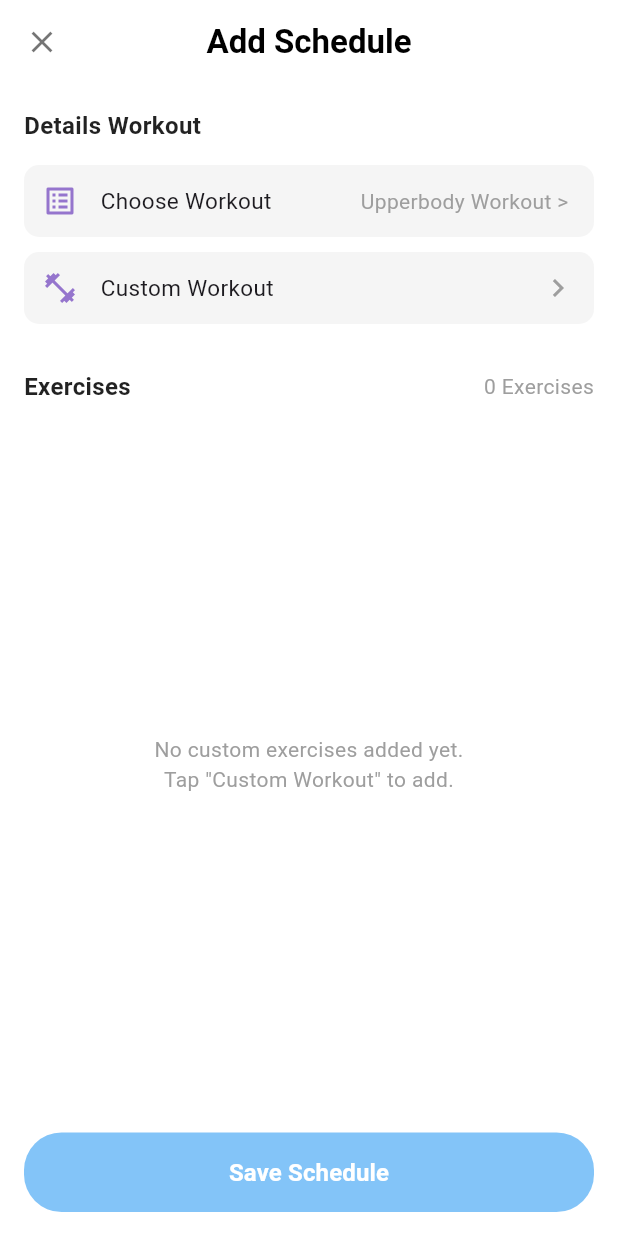
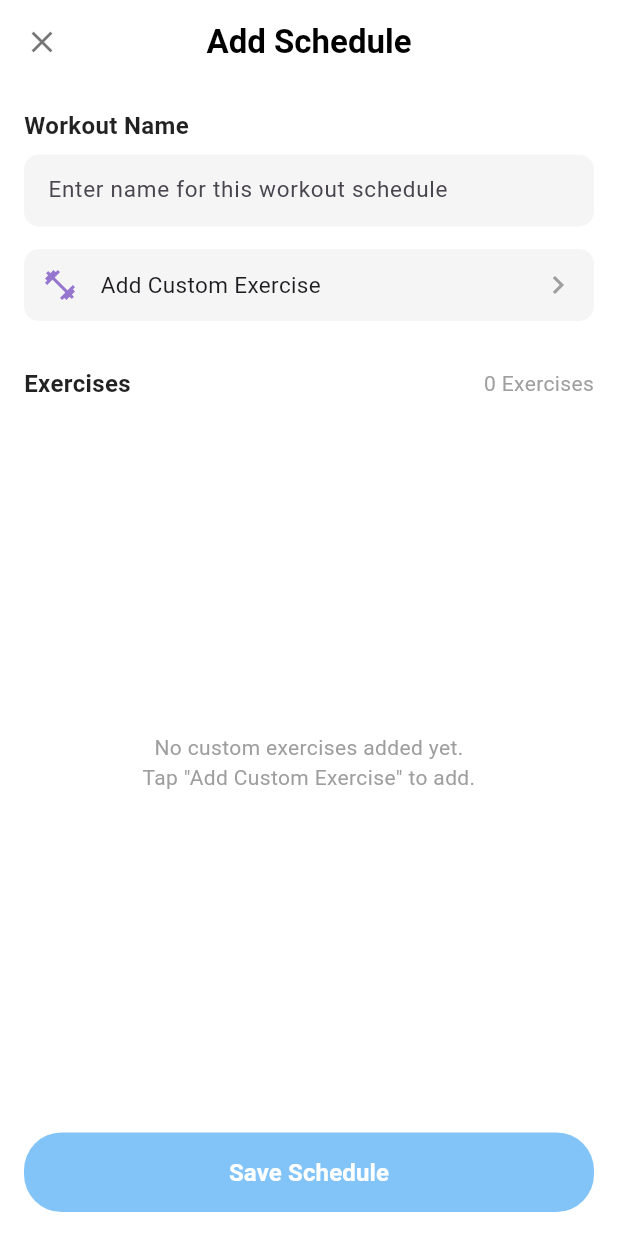
Before and after one commit to minaerdogan/getFit, a Flutter app: the AddWorkoutScheduleScreen screen opened by its route, on a phone screen of 412 x 824 dp. Run offline on Flutter 3.47's test engine with Material 3 defaults, Android fonts, the phone set to English and light mode, and no system bars; our stand-ins replace firebase_auth, firebase_core, google_sign_in; accounts and stored records are empty.

Commit message:
Updated saveWorkout.dart

```diff
--- a/lib/routes/saveWorkout.dart
+++ b/lib/routes/saveWorkout.dart
@@ -1,5 +1,7 @@
 import 'package:flutter/material.dart';
-import 'package:proje/routes/addExercise.dart';
+import 'package:proje/routes/addExercise.dart'; // Assuming AddedExerciseData and ExerciseSet are defined here
+
+
 
 class AddWorkoutScheduleScreen extends StatefulWidget {
   const AddWorkoutScheduleScreen({super.key});
@@ -10,7 +12,16 @@ class AddWorkoutScheduleScreen extends StatefulWidget {
 
 class _AddWorkoutScheduleScreenState extends State<AddWorkoutScheduleScreen> {
   final List<AddedExerciseData> _customExercises = [];
+  // Controller for the workout name text field
+  final TextEditingController _workoutNameController = TextEditingController();
 
+
+  @override
+  void dispose() {
+    // Clean up the controller when the widget is removed from the widget tree.
+    _workoutNameController.dispose();
+    super.dispose();
+  }
 
 
   // Show details of a specific exercise
@@ -153,18 +164,13 @@ class _AddWorkoutScheduleScreenState extends State<AddWorkoutScheduleScreen> {
       appBar: AppBar(
         backgroundColor: Colors.white,
         elevation: 0,
-        // --- Updated Leading Button ---
         leading: IconButton(
           icon: const Icon(Icons.close, color: Colors.black54),
-          tooltip: 'Back to Home', // Added tooltip
+          tooltip: 'Back',
           onPressed: () {
-            // This should lead back to the home page IF this screen
-            // was pushed from a home page.
             if (Navigator.canPop(context)) {
               Navigator.pop(context);
             } else {
-              // Handle case where it cannot pop (e.g., it's the first screen)
-              // Maybe SystemNavigator.pop(); or navigate to a specific home route
               print("Cannot pop, maybe implement exit or specific navigation");
             }
           },
@@ -174,34 +180,31 @@ class _AddWorkoutScheduleScreenState extends State<AddWorkoutScheduleScreen> {
           style: TextStyle(color: Colors.black, fontWeight: FontWeight.bold),
         ),
         centerTitle: true,
-        // --- Updated Actions Button (3 dots) ---
         actions: [
           // Only show the delete all button if there are exercises
           if (_customExercises.isNotEmpty)
             PopupMenuButton<String>(
-              icon: const Icon(Icons.more_vert, color: Colors.black54), // Vertical dots icon
+              icon: const Icon(Icons.more_vert, color: Colors.black54),
               tooltip: 'More Options',
               onSelected: (String result) {
                 switch (result) {
                   case 'deleteAll':
-                    _confirmDeleteAll(); // Call the confirmation function
+                    _confirmDeleteAll();
                     break;
-                // Add other cases if more options are added later
                 }
               },
               itemBuilder: (BuildContext context) => <PopupMenuEntry<String>>[
                 const PopupMenuItem<String>(
                   value: 'deleteAll',
-                  child: ListTile( // Use ListTile for icon + text
+                  child: ListTile(
                     leading: Icon(Icons.delete_sweep_outlined, color: Colors.redAccent),
                     title: Text('Delete All Exercises', style: TextStyle(color: Colors.redAccent)),
                   ),
                 ),
-                // Add more PopupMenuItems here for other options if needed
               ],
             )
           else
-            const SizedBox(width: 48), // Placeholder to keep spacing consistent when button is hidden
+            const SizedBox(width: 48),
 
         ],
 
@@ -211,17 +214,29 @@ class _AddWorkoutScheduleScreenState extends State<AddWorkoutScheduleScreen> {
         child: Column(
           crossAxisAlignment: CrossAxisAlignment.start,
           children: [
-            const Text('Details Workout', style: TextStyle(fontSize: 16, fontWeight: FontWeight.bold, color: Colors.black87)),
-            const SizedBox(height: 15),
+            // Text field for workout name
+            const Text('Workout Name', style: TextStyle(fontSize: 16, fontWeight: FontWeight.bold, color: Colors.black87)),
+            const SizedBox(height: 8),
+            TextField(
+              controller: _workoutNameController,
+              decoration: InputDecoration(
+                hintText: 'Enter name for this workout schedule',
+                border: OutlineInputBorder(
+                  borderRadius: BorderRadius.circular(10.0),
+                  borderSide: BorderSide.none,
+                ),
+                filled: true,
+                fillColor: Colors.grey.shade100,
+                contentPadding: const EdgeInsets.symmetric(vertical: 12.0, horizontal: 12.0),
+              ),
+              style: const TextStyle(fontSize: 15),
+            ),
+            const SizedBox(height: 15), // Adjust spacing
+
+            // Removed the "Choose Workout" _buildDetailRow here
+
             _buildDetailRow(
-              icon: Icons.list_alt, title: 'Choose Workout', subtitle: 'Upperbody Workout >',
-              onTap: () {
-                ScaffoldMessenger.of(context).showSnackBar( const SnackBar(content: Text('Choose Workout: Not implemented yet')));
-              },
-            ),
-            const SizedBox(height: 10),
-            _buildDetailRow(
-              icon: Icons.fitness_center, title: 'Custom Workout',
+              icon: Icons.fitness_center, title: 'Add Custom Exercise', // Renamed title for clarity
               onTap: () {
                 Navigator.of(context).pushNamed('/addExercise').then((result) {
                   if (result is AddedExerciseData) {
@@ -235,14 +250,14 @@ class _AddWorkoutScheduleScreenState extends State<AddWorkoutScheduleScreen> {
             const SizedBox(height: 30),
             Row( mainAxisAlignment: MainAxisAlignment.spaceBetween, children: [
               const Text('Exercises', style: TextStyle(fontSize: 16, fontWeight: FontWeight.bold, color: Colors.black87)),
-              Text('${_customExercises.length} Exercise${_customExercises.length == 1 ? '' : 's'}', style: const TextStyle(fontSize: 14, color: Colors.grey)), // Updated label
+              Text('${_customExercises.length} Exercise${_customExercises.length == 1 ? '' : 's'}', style: const TextStyle(fontSize: 14, color: Colors.grey)),
             ],),
             const SizedBox(height: 15),
 
-            // --- List of Added Custom Exercises (Updated) ---
+            // --- List of Added Custom Exercises ---
             Expanded(
               child: _customExercises.isEmpty
-                  ? const Center( child: Text( 'No custom exercises added yet.\nTap "Custom Workout" to add.', textAlign: TextAlign.center, style: TextStyle(color: Colors.grey),),)
+                  ? const Center( child: Text( 'No custom exercises added yet.\nTap "Add Custom Exercise" to add.', textAlign: TextAlign.center, style: TextStyle(color: Colors.grey),),) // Updated hint text
                   : ListView.builder(
                 itemCount: _customExercises.length,
                 itemBuilder: (context, index) {
@@ -255,14 +270,12 @@ class _AddWorkoutScheduleScreenState extends State<AddWorkoutScheduleScreen> {
                       leading: const CircleAvatar( backgroundColor: Colors.grey, child: Icon(Icons.image_outlined, color: Colors.white)),
                       title: Text(exercise.name, style: const TextStyle(fontWeight: FontWeight.w500)),
                       subtitle: Text(_formatSetInfo(exercise.sets)),
-                      // --- Updated Trailing: Delete Button ---
                       trailing: IconButton(
                         icon: Icon(Icons.delete_outline, color: Colors.redAccent.withOpacity(0.8)),
                         tooltip: 'Delete ${exercise.name}',
-                        onPressed: () => _deleteExercise(index), // Call delete function
+                        onPressed: () => _deleteExercise(index),
                       ),
-                      // --- Updated onTap: Show Details ---
-                      onTap: () => _showExerciseDetails(exercise), // Call show details function
+                      onTap: () => _showExerciseDetails(exercise),
                     ),
                   );
                 },
@@ -270,16 +283,17 @@ class _AddWorkoutScheduleScreenState extends State<AddWorkoutScheduleScreen> {
             ),
             const SizedBox(height: 20),
 
-            // --- Final Save Button (for the whole schedule) ---
+            // --- Final Save Button (Original Logic) ---
             SizedBox( width: double.infinity, child: ElevatedButton(
               onPressed: () {
+                // Reverted to original logic
                 print('Saving entire workout schedule...');
                 print('Custom Exercises Added: ${_customExercises.length}');
-                for (var ex in _customExercises) { print('  - ${ex.name} (${_formatSetInfo(ex.sets)}) Weight: ${ex.weight} Comments: ${ex.comments}'); } // Log more details
+                for (var ex in _customExercises) { print('  - ${ex.name} (${_formatSetInfo(ex.sets)}) Comments: ${ex.comments}'); } // Original log
                 ScaffoldMessenger.of(context).showSnackBar( const SnackBar(content: Text('Workout Schedule Save: Not fully implemented')));
               },
               style: ElevatedButton.styleFrom(backgroundColor: Colors.blue.shade300.withOpacity(0.8), foregroundColor: Colors.white, padding: const EdgeInsets.symmetric(vertical: 15.0), shape: RoundedRectangleBorder(borderRadius: BorderRadius.circular(25.0)), elevation: 0),
-              child: const Text('Save Schedule', style: TextStyle(fontSize: 16, fontWeight: FontWeight.bold)), // Updated Button Text
+              child: const Text('Save Schedule', style: TextStyle(fontSize: 16, fontWeight: FontWeight.bold)),
             ),),
           ],
         ),
@@ -287,7 +301,7 @@ class _AddWorkoutScheduleScreenState extends State<AddWorkoutScheduleScreen> {
     );
   }
 
-  // Helper widget (keep as before)
+  // Helper widget (keep as before) - Used for "Add Custom Exercise" button
   Widget _buildDetailRow({ required IconData icon, required String title, String? subtitle, required VoidCallback onTap}) {
     return InkWell(
       onTap: onTap,
@@ -300,7 +314,7 @@ class _AddWorkoutScheduleScreenState extends State<AddWorkoutScheduleScreen> {
           Expanded(child: Text(title, style: const TextStyle(fontSize: 15))),
           if (subtitle != null) Text(subtitle, style: const TextStyle(color: Colors.grey, fontSize: 14)),
           const SizedBox(width: 5),
-          if (subtitle == null) const Icon(Icons.chevron_right, color: Colors.grey),
+          const Icon(Icons.chevron_right, color: Colors.grey), // Always show arrow for this row
         ],),
       ),
     );
```
